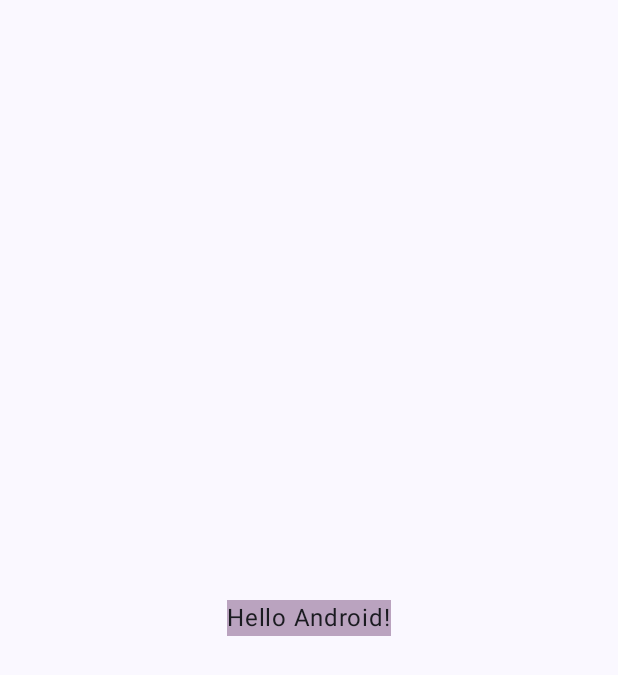
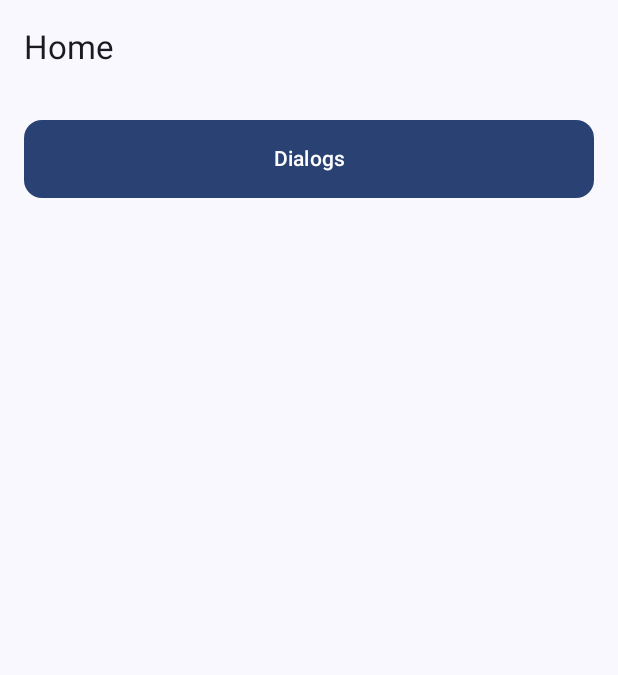
Before and after one commit to Smilekoko/kokoComposeNew, an Android app built with Jetpack Compose: the screen it shows after launch (MainActivity), on a phone screen of 412 x 824 dp. Shown: the top 675 px of the screen. Run offline under Robolectric (Android 15) with nearby library versions, the phone set to English and light mode, and no system bars.

Commit message:
[添加](首页)

```diff
--- a/app/src/main/java/com/shiki/kokocomposenew/MainActivity.kt
+++ b/app/src/main/java/com/shiki/kokocomposenew/MainActivity.kt
@@ -1,25 +1,10 @@
 package com.shiki.kokocomposenew
 
-import android.content.Intent
 import android.os.Bundle
 import androidx.activity.ComponentActivity
 import androidx.activity.compose.setContent
 import androidx.activity.enableEdgeToEdge
-import androidx.compose.foundation.background
-import androidx.compose.foundation.clickable
-import androidx.compose.foundation.layout.Box
-import androidx.compose.foundation.layout.fillMaxSize
-import androidx.compose.foundation.layout.padding
-import androidx.compose.material3.Scaffold
-import androidx.compose.material3.Text
-import androidx.compose.runtime.Composable
-import androidx.compose.ui.Alignment
-import androidx.compose.ui.Modifier
-import androidx.compose.ui.graphics.Color
-import androidx.compose.ui.platform.LocalContext
-import androidx.compose.ui.tooling.preview.Preview
-import androidx.core.content.ContextCompat.startActivity
-import com.shiki.kokocomposenew.modifier.randomBackground
+import com.shiki.kokocomposenew.ui.home.HomeScreen
 import com.shiki.kokocomposenew.ui.theme.KokoComposeNewTheme
 
 class MainActivity : ComponentActivity() {
@@ -28,45 +13,8 @@ class MainActivity : ComponentActivity() {
         enableEdgeToEdge()
         setContent {
             KokoComposeNewTheme {
-                Scaffold(modifier = Modifier.fillMaxSize()) { innerPadding ->
-                    Box(
-                        modifier =
-                        Modifier
-                            .fillMaxSize(),
-//                            .randomBackground(),
-                        contentAlignment = Alignment.Center
-                    ) {
-                        Greeting(
-                            name = "Android",
-                            modifier = Modifier
-                                .padding(innerPadding)
-                                .randomBackground()
-                        )
-                    }
-
-                }
+                HomeScreen()
             }
         }
     }
 }
-
-@Composable
-fun Greeting(name: String, modifier: Modifier = Modifier) {
-    val context = LocalContext.current
-    Text(
-        text = "Hello $name!",
-        modifier = modifier
-            .clickable {
-                val intent = Intent(context, XmlActivity::class.java)
-                startActivity(context, intent, Bundle())
-            }
-    )
-}
-
-@Preview(showBackground = true)
-@Composable
-fun GreetingPreview() {
-    KokoComposeNewTheme {
-        Greeting("Android")
-    }
-}
--- a/app/src/main/java/com/shiki/kokocomposenew/ui/home/HomeDataProvider.kt
+++ b/app/src/main/java/com/shiki/kokocomposenew/ui/home/HomeDataProvider.kt
@@ -8,7 +8,5 @@ object HomeDataProvider {
     val homeScreenListItems =
         listOf(
             HomeScreenItems.Dialogs,
-            HomeScreenItems.Dialogs,
-            HomeScreenItems.Dialogs,
         )
 }
--- a/app/src/main/java/com/shiki/kokocomposenew/ui/home/HomeScreen.kt
+++ b/app/src/main/java/com/shiki/kokocomposenew/ui/home/HomeScreen.kt
@@ -1,5 +1,7 @@
 package com.shiki.kokocomposenew.ui.home
 
+import android.content.Context
+import android.content.Intent
 import androidx.compose.foundation.layout.fillMaxWidth
 import androidx.compose.foundation.layout.padding
 import androidx.compose.foundation.lazy.LazyColumn
@@ -15,15 +17,17 @@ import androidx.compose.material3.TopAppBar
 import androidx.compose.runtime.Composable
 import androidx.compose.runtime.remember
 import androidx.compose.ui.Modifier
+import androidx.compose.ui.platform.LocalContext
 import androidx.compose.ui.text.style.TextAlign
 import androidx.compose.ui.tooling.preview.Preview
 import androidx.compose.ui.unit.dp
+import com.shiki.kokocomposenew.component.dialog.DialogActivity
 import com.shiki.kokocomposenew.data.HomeScreenItems
 import com.shiki.kokocomposenew.data.HomeScreenItems.Dialogs
+import com.shiki.kokocomposenew.ui.theme.KokoComposeNewTheme
 
 
 @OptIn(ExperimentalMaterial3Api::class)
-@Preview
 @Composable
 fun HomeScreen(
 ) {
@@ -40,27 +44,28 @@ fun HomeScreen(
 }
 
 
-@Preview
 @Composable
 fun HomeScreenContent(
     modifier: Modifier = Modifier,
     list: List<HomeScreenItems> = listOf(Dialogs)
 ) {
+    val context = LocalContext.current
+
     LazyColumn(
         modifier = modifier
             .fillMaxWidth()
             .padding(8.dp)
     ) {
         items(items = list, itemContent = {
-            HomeScreenListItemView(it)
+            HomeScreenListItemView(context, it)
         })
     }
 }
 
 
 @Composable
-@Preview
 fun HomeScreenListItemView(
+    context: Context,
     item: HomeScreenItems = Dialogs
 ) {
     Card(
@@ -72,7 +77,9 @@ fun HomeScreenListItemView(
             .padding(8.dp)
     ) {
         Button(
-            onClick = {}, modifier = Modifier
+            onClick = {
+                context.startActivity(Intent(context, DialogActivity::class.java))
+            }, modifier = Modifier
                 .fillMaxWidth()
         ) {
             Text(
@@ -84,3 +91,11 @@ fun HomeScreenListItemView(
         }
     }
 }
+
+@Preview
+@Composable
+fun HomeHomeScreenPreview() {
+    KokoComposeNewTheme {
+        HomeScreen()
+    }
+}
```
